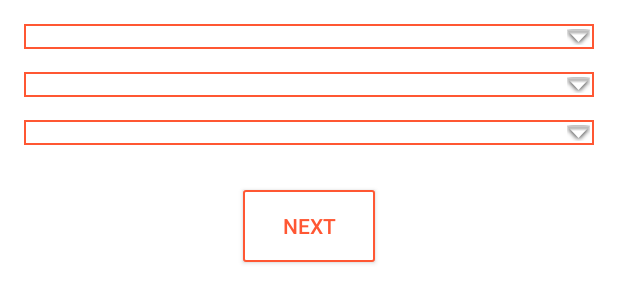
After one commit to pkumar07/Sorting-Visualizations, an Android app: the layout activity_main.xml on its own in the app's theme, with its tools: preview values and no code run, on a phone screen of 412 x 824 dp. The commit adds this screen. Shown: the top 303 px of the screen. Run offline under Robolectric (Android 15) with nearby library versions, the phone set to English and light mode, and no system bars.

Commit message:
Added activity

```diff
--- a/app/src/main/AndroidManifest.xml
+++ b/app/src/main/AndroidManifest.xml
@@ -9,6 +9,9 @@
         android:supportsRtl="true"
         android:theme="@style/AppTheme">
         <activity android:name=".activities.SortingActivity">
+
+        </activity>
+        <activity android:name=".activities.MainActivity">
             <intent-filter>
                 <action android:name="android.intent.action.MAIN" />
 
--- /dev/null
+++ b/app/src/main/res/drawable/button_style.xml
@@ -0,0 +1,18 @@
+<?xml version="1.0" encoding="utf-8"?>
+<shape
+    xmlns:android="http://schemas.android.com/apk/res/android">
+    <stroke
+        android:width="1dp"
+        android:color="@color/colorAccent"/>
+    <corners
+        android:radius="1dp" />
+
+    <padding
+        android:left="1dp"
+        android:right="1dp"
+        android:top="1dp"
+        android:bottom="1dp"/>
+
+    <solid android:color="#FFF"/>
+
+</shape>
--- /dev/null
+++ b/app/src/main/res/drawable/spinner_style.xml
@@ -0,0 +1,11 @@
+<?xml version="1.0" encoding="utf-8"?>
+<selector xmlns:android="http://schemas.android.com/apk/res/android">
+    <item><layer-list>
+        <item><shape>
+            <stroke android:width="1dp" android:color="@color/colorAccent" />
+            <padding android:bottom="3dp" android:left="3dp" android:right="3dp" android:top="3dp" />
+        </shape></item>
+        <item ><bitmap android:gravity="right|center" android:src="@android:drawable/arrow_down_float" />
+        </item>
+    </layer-list></item>
+</selector>
--- /dev/null
+++ b/app/src/main/res/layout/activity_main.xml
@@ -0,0 +1,47 @@
+<?xml version="1.0" encoding="utf-8"?>
+<RelativeLayout xmlns:android="http://schemas.android.com/apk/res/android"
+    xmlns:tools="http://schemas.android.com/tools"
+    android:id="@+id/activity_main"
+    android:layout_width="match_parent"
+    android:layout_height="match_parent"
+    android:paddingBottom="@dimen/activity_vertical_margin"
+    android:paddingLeft="@dimen/activity_horizontal_margin"
+    android:paddingRight="@dimen/activity_horizontal_margin"
+    android:paddingTop="@dimen/activity_vertical_margin"
+    android:background="#fff"
+    tools:context="com.poornimakumar.visualization.activities.MainActivity">
+
+    <android.support.v7.widget.AppCompatSpinner
+        android:layout_width="match_parent"
+        android:layout_height="wrap_content"
+        android:id="@+id/rangeSelector"
+        android:background="@drawable/spinner_style"></android.support.v7.widget.AppCompatSpinner>
+
+    <android.support.v7.widget.AppCompatSpinner
+        android:layout_width="match_parent"
+        android:layout_height="wrap_content"
+        android:layout_below="@+id/rangeSelector"
+        android:id="@+id/typeSelector"
+        android:layout_marginTop="15dp"
+        android:background="@drawable/spinner_style"></android.support.v7.widget.AppCompatSpinner>
+
+    <android.support.v7.widget.AppCompatSpinner
+        android:layout_width="match_parent"
+        android:layout_height="wrap_content"
+        android:layout_below="@+id/typeSelector"
+        android:id="@+id/sortSelector"
+        android:layout_marginTop="15dp"
+        android:background="@drawable/spinner_style"></android.support.v7.widget.AppCompatSpinner>
+
+    <Button
+        android:layout_width="wrap_content"
+        android:layout_height="wrap_content"
+        android:layout_centerHorizontal="true"
+        android:layout_below="@+id/sortSelector"
+        android:layout_marginTop="30dp"
+        android:id="@+id/nextBtn"
+        android:text="Next"
+        android:textColor="@color/colorAccent"
+        android:background="@drawable/button_style"
+        />
+</RelativeLayout>
--- a/app/src/main/res/values/colors.xml
+++ b/app/src/main/res/values/colors.xml
@@ -2,5 +2,5 @@
 <resources>
     <color name="colorPrimary">#3F51B5</color>
     <color name="colorPrimaryDark">#303F9F</color>
-    <color name="colorAccent">#FF4081</color>
+    <color name="colorAccent">#FF5733</color>
 </resources>
```
Also changed, not shown: app/src/main/java/com/poornimakumar/visualization/activities/MainActivity.java (added, +109 -0 lines), app/src/main/java/com/poornimakumar/visualization/activities/SortingActivity.java (+49 -44 lines), app/src/main/java/com/poornimakumar/visualization/utils/HeapSort.java (+14 -1 lines), app/src/main/java/com/poornimakumar/visualization/utils/InsertionSort.java (+18 -3 lines), app/src/main/java/com/poornimakumar/visualization/utils/MergeSort.java (+14 -1 lines), app/src/main/java/com/poornimakumar/visualization/utils/QuickSort.java (+14 -1 lines), app/src/main/java/com/poornimakumar/visualization/utils/SelectionSort.java (+22 -15 lines).
